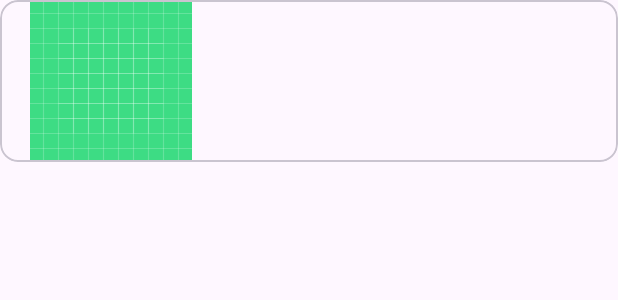
After one commit to GG-3-0-Mobile-Engineering/ME15_ZamzamNurhaman_GG3MEGP0600-PetaBencanaApps, an Android app: the layout card_news.xml on its own in the app's theme, with its tools: preview values and no code run, on a phone screen of 412 x 824 dp. The commit adds this screen. Shown: the top 300 px of the screen. Run offline under Robolectric (Android 15) with nearby library versions, the phone set to English and light mode, and no system bars.

Commit message:
[update]

```diff
--- /dev/null
+++ b/app/src/main/res/layout/card_news.xml
@@ -0,0 +1,40 @@
+<?xml version="1.0" encoding="utf-8"?>
+<com.google.android.material.card.MaterialCardView xmlns:android="http://schemas.android.com/apk/res/android"
+    xmlns:app="http://schemas.android.com/apk/res-auto"
+    android:layout_width="match_parent"
+    android:layout_height="wrap_content">
+
+    <androidx.constraintlayout.widget.ConstraintLayout
+        android:layout_width="wrap_content"
+        android:layout_height="wrap_content">
+
+        <ImageView
+            android:id="@+id/news_image"
+            android:layout_width="match_parent"
+            android:layout_height="wrap_content"
+            android:scaleType="centerCrop"
+            android:src="@drawable/ic_launcher_background"
+            app:layout_constraintEnd_toEndOf="parent"
+            app:layout_constraintStart_toStartOf="parent"
+            app:layout_constraintTop_toTopOf="parent" />
+
+        <TextView
+            android:id="@+id/news_title"
+            android:layout_width="wrap_content"
+            android:layout_height="wrap_content"
+            android:layout_marginStart="20dp"
+            app:layout_constraintEnd_toEndOf="parent"
+            app:layout_constraintStart_toEndOf="@id/news_image"
+            app:layout_constraintTop_toTopOf="parent" />
+
+        <TextView
+            android:id="@+id/news_description"
+            android:layout_width="wrap_content"
+            android:layout_height="wrap_content"
+            android:layout_marginStart="20dp"
+            app:layout_constraintStart_toEndOf="@id/news_image"
+            app:layout_constraintTop_toBottomOf="@id/news_title"/>
+
+    </androidx.constraintlayout.widget.ConstraintLayout>
+
+</com.google.android.material.card.MaterialCardView>
--- a/app/src/main/res/values/strings.xml
+++ b/app/src/main/res/values/strings.xml
@@ -2,4 +2,6 @@
     <string name="app_name">Peta Bencana</string>
     <string name="title_activity_maps">MapsActivity</string>
     <string name="google_maps_api_key">AIzaSyAdmSyzgpQNQYupFn4-pGuLOSryl08h2ms</string>
+    <!-- TODO: Remove or change this placeholder text -->
+    <string name="hello_blank_fragment">Hello blank fragment</string>
 </resources>
```
Also changed, not shown: app/src/main/java/com/example/petabencana/HomeFragment.kt (added, +73 -0 lines), app/src/main/java/com/example/petabencana/MainActivity.kt (+2 -95 lines), app/src/main/java/com/example/petabencana/adapter/NewsAdapter.kt (added, +48 -0 lines), app/src/main/java/com/example/petabencana/model/News.kt (added, +9 -0 lines), app/src/main/res/layout/activity_main.xml (+16 -14 lines), app/src/main/res/layout/bottom_sheet_layout.xml (+21 -10 lines), app/src/main/res/layout/fragment_home.xml (added, +14 -0 lines).
